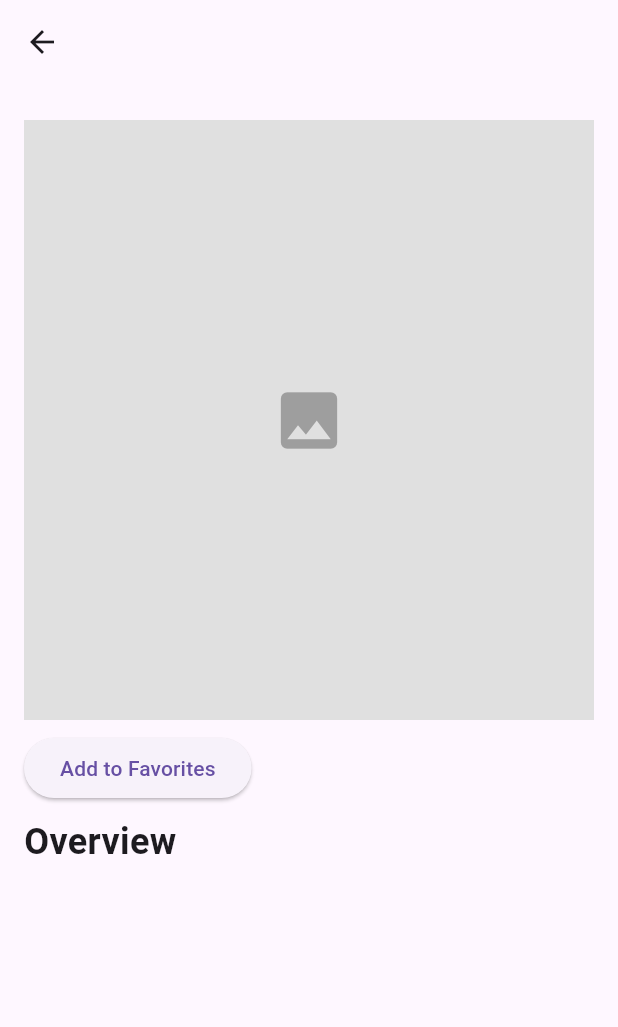
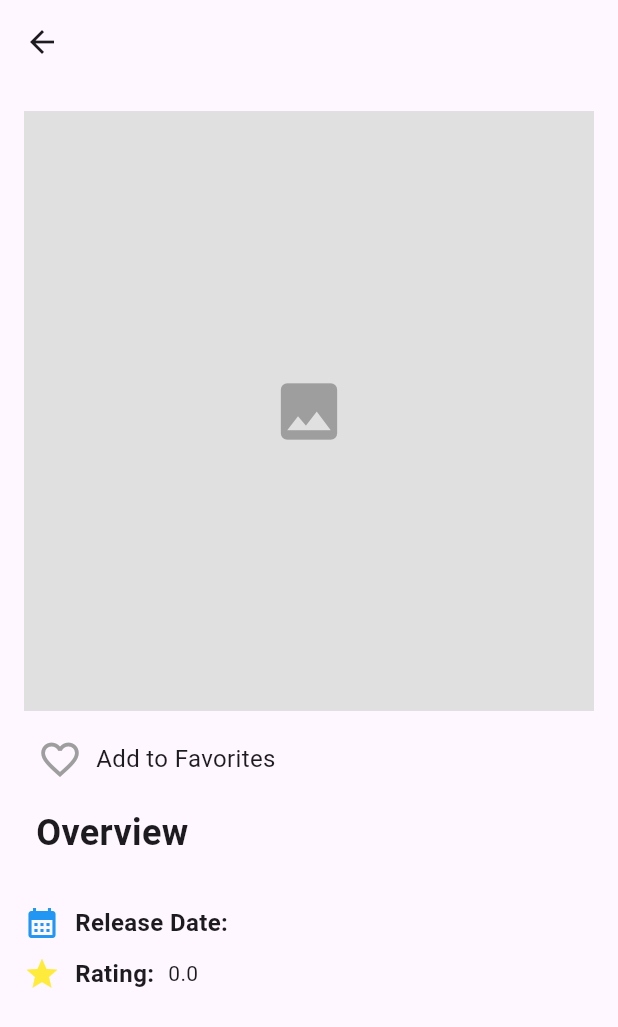
Before and after one commit to Mobile-Programming-MDP/materi-flutter-jeflijonathan-1, a Flutter app: the DetailScreen screen opened directly with empty values, on a phone screen of 412 x 824 dp. Shown: the top 1027 px of the screen. Run offline on Flutter 3.47's test engine with Material 3 defaults, Android fonts, the phone set to English and light mode, and no system bars; our stand-ins replace shared_preferences; accounts and stored records are empty; network calls fail.

Commit message:
Add favorites using shared_preferences
Persist movie favorites with shared_preferences and update UI. DetailScreen now loads favorite status in initState, provides _toggleFavorite to add/remove movie IDs from a stored 'favoriteMovies' list, and shows a heart icon + status text. Also adds layout improvements to show overview, release date and rating. Registers the shared_preferences plugin for macOS and adds shared_preferences to pubspec (lockfile updated).

```diff
--- a/pilem/lib/screens/detail_screen.dart
+++ b/pilem/lib/screens/detail_screen.dart
@@ -1,6 +1,7 @@
 import 'package:flutter/material.dart';
 import 'package:pilem/models/movie.dart';
 import 'package:pilem/widget/is_empty_image.dart';
+import 'package:shared_preferences/shared_preferences.dart';
 
 class DetailScreen extends StatefulWidget {
   final Movie movie;
@@ -15,6 +16,38 @@ class _DetailScreenState extends State<DetailScreen> {
   bool _isFavorite = false;
 
   @override
+  void initState() {
+    super.initState();
+    _getFavoriteStatus();
+  }
+
+  Future<void> _getFavoriteStatus() async {
+    final pref = await SharedPreferences.getInstance();
+    final favoriteMovies = pref.getStringList('favoriteMovies') ?? [];
+
+    setState(() {
+      _isFavorite = favoriteMovies.contains(widget.movie.id.toString());
+    });
+  }
+
+  Future<void> _toggleFavorite() async {
+    final pref = await SharedPreferences.getInstance();
+    final favoriteMovies = pref.getStringList('favoriteMovies') ?? [];
+
+    if (_isFavorite) {
+      favoriteMovies.remove(widget.movie.id.toString());
+    } else {
+      favoriteMovies.add(widget.movie.id.toString());
+    }
+
+    await pref.setStringList('favoriteMovies', favoriteMovies);
+
+    setState(() {
+      _isFavorite = !_isFavorite;
+    });
+  }
+
+  @override
   Widget build(BuildContext context) {
     return Scaffold(
       appBar: AppBar(title: Text(widget.movie.title)),
@@ -24,31 +57,79 @@ class _DetailScreenState extends State<DetailScreen> {
           child: Column(
             crossAxisAlignment: CrossAxisAlignment.start,
             children: [
-              SizedBox(height: 8),
+              const SizedBox(height: 2),
               IsEmptyImage(
                 urlImage: widget.movie.posterPath,
                 width: double.infinity,
                 heigth: 400,
               ),
-              SizedBox(height: 8),
-              ElevatedButton(
-                onPressed: () {
-                  setState(() {
-                    _isFavorite = !_isFavorite;
-                  });
-                },
+              const SizedBox(height: 8),
+
+              Row(
+                children: [
+                  IconButton(
+                    hoverColor: Colors.transparent,
+                    icon: Icon(
+                      _isFavorite ? Icons.favorite : Icons.favorite_border,
+                      color: _isFavorite ? Colors.red : Colors.grey,
+                      size: 30,
+                    ),
+                    onPressed: _toggleFavorite,
+                  ),
+                  Text(
+                    _isFavorite ? "Added to Favorites" : "Add to Favorites",
+                    style: const TextStyle(fontSize: 16),
+                  ),
+                ],
+              ),
+
+              const SizedBox(height: 8),
+
+              const Padding(
+                padding: EdgeInsets.symmetric(horizontal: 8.0),
                 child: Text(
-                  _isFavorite ? "Remove from Favorites" : "Add to Favorites",
+                  "Overview",
+                  style: TextStyle(fontSize: 24, fontWeight: FontWeight.bold),
                 ),
               ),
 
-              SizedBox(height: 8),
-              Text(
-                "Overview",
-                style: TextStyle(fontSize: 24, fontWeight: FontWeight.bold),
+              Padding(
+                padding: const EdgeInsets.symmetric(horizontal: 8.0),
+                child: Text(
+                  widget.movie.overview,
+                  textAlign: TextAlign.justify,
+                ),
               ),
-              Text(widget.movie.overview),
-              // Spacer(),
+
+              const SizedBox(height: 10),
+
+              Row(
+                children: [
+                  const Icon(Icons.calendar_month, color: Colors.blue),
+                  const SizedBox(width: 10),
+                  const Text(
+                    "Release Date: ",
+                    style: TextStyle(fontSize: 16, fontWeight: FontWeight.bold),
+                  ),
+                  const SizedBox(width: 5),
+                  Text(widget.movie.releaseDate),
+                ],
+              ),
+
+              const SizedBox(height: 10),
+
+              Row(
+                children: [
+                  const Icon(Icons.star, color: Colors.yellow),
+                  const SizedBox(width: 10),
+                  const Text(
+                    "Rating: ",
+                    style: TextStyle(fontSize: 16, fontWeight: FontWeight.bold),
+                  ),
+                  const SizedBox(width: 5),
+                  Text('${widget.movie.voteAverage}'),
+                ],
+              ),
             ],
           ),
         ),
--- a/pilem/pubspec.yaml
+++ b/pilem/pubspec.yaml
@@ -10,6 +10,7 @@ dependencies:
   flutter:
     sdk: flutter
   http: ^1.6.0
+  shared_preferences: ^2.5.4
 
 dev_dependencies:
   flutter_test:
```
Also changed, not shown: pilem/pubspec.lock, 1 other file.
